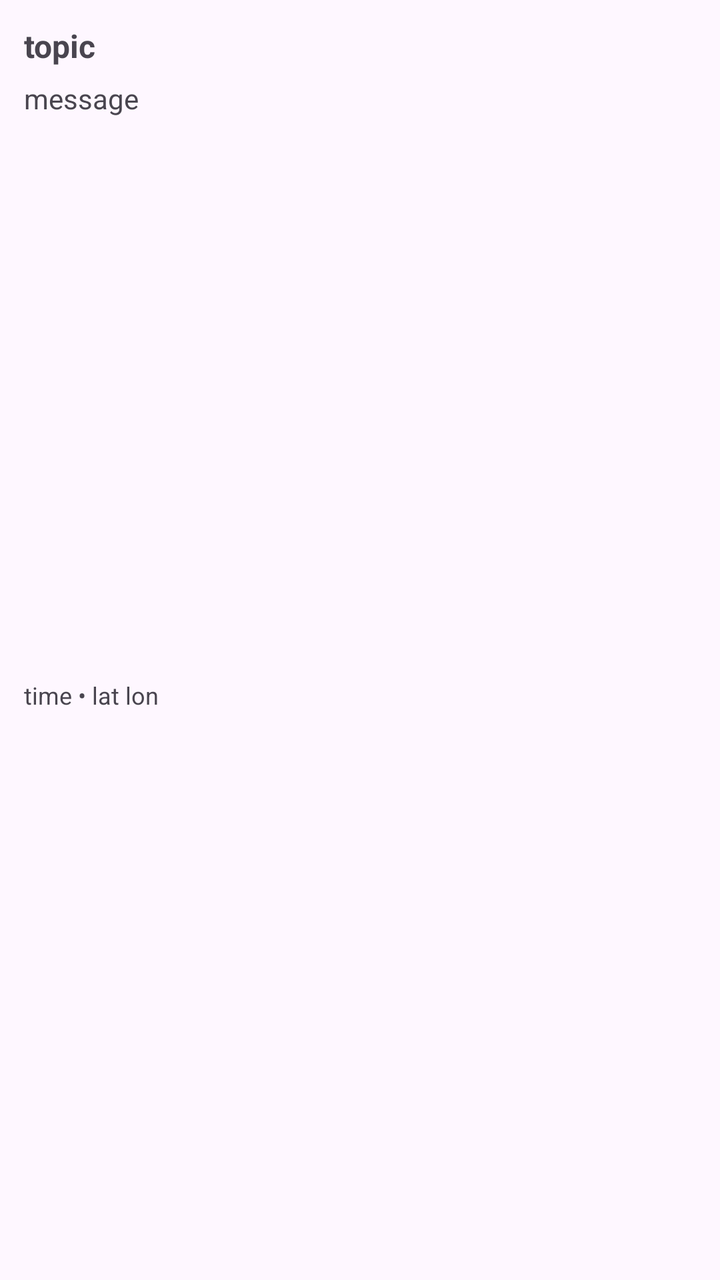
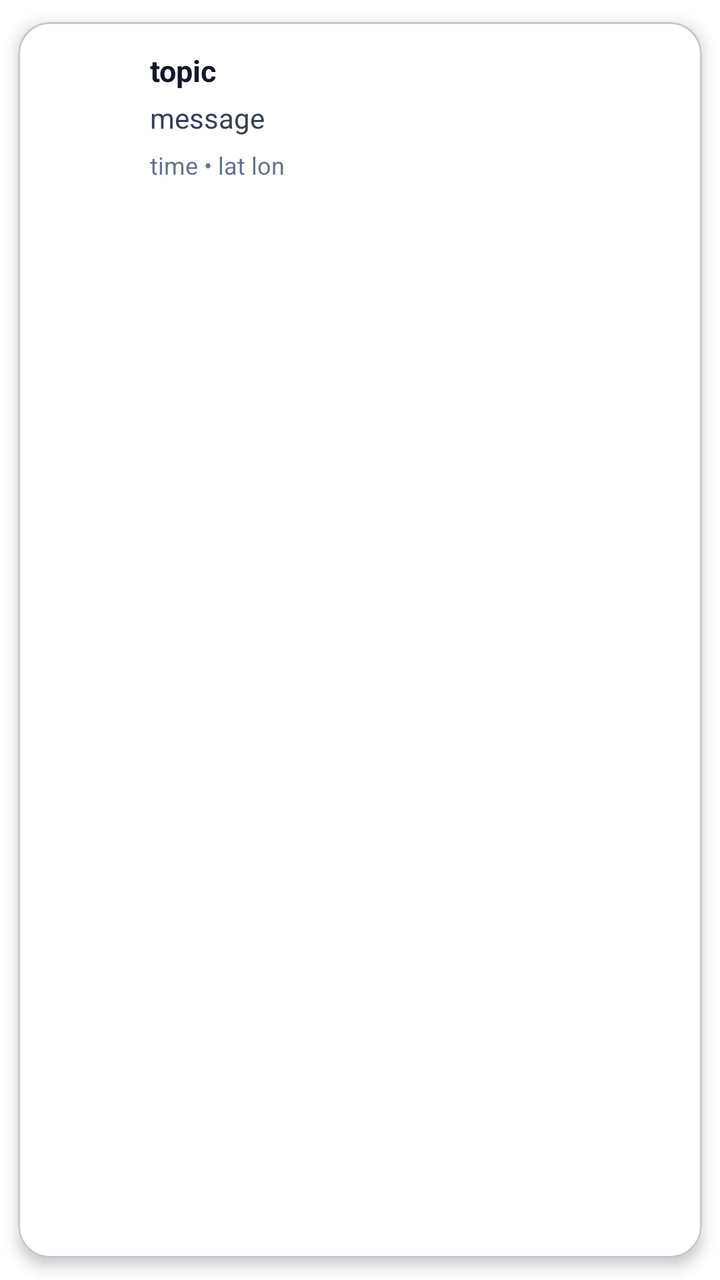

Screens rendered from an Android XML layout before and after an edit, with the pre-edit source and the edit as a unified diff.
<!-- AndroidManifest.xml: application theme Theme.Wind -->
<!-- res/layout/recycler_view_row_event.xml -->
<?xml version="1.0" encoding="utf-8"?>
<androidx.constraintlayout.widget.ConstraintLayout
    xmlns:android="http://schemas.android.com/apk/res/android"
    xmlns:app="http://schemas.android.com/apk/res-auto"
    android:layout_width="match_parent"
    android:layout_height="wrap_content"
    android:padding="12dp">

    <TextView
        android:id="@+id/tvTopic"
        android:layout_width="0dp"
        android:layout_height="wrap_content"
        android:text="topic"
        android:textStyle="bold"
        android:textSize="16sp"
        app:layout_constraintTop_toTopOf="parent"
        app:layout_constraintStart_toStartOf="parent"
        app:layout_constraintEnd_toEndOf="parent"/>

    <TextView
        android:id="@+id/tvMessage"
        android:layout_width="0dp"
        android:layout_height="wrap_content"
        android:text="message"
        android:layout_marginTop="6dp"
        app:layout_constraintTop_toBottomOf="@id/tvTopic"
        app:layout_constraintStart_toStartOf="parent"
        app:layout_constraintEnd_toEndOf="parent"/>

    <TextView
        android:id="@+id/tvMeta"
        android:layout_width="0dp"
        android:layout_height="wrap_content"
        android:text="time • lat lon"
        android:layout_marginTop="8dp"
        android:textSize="12sp"
        app:layout_constraintTop_toBottomOf="@id/tvMessage"
        app:layout_constraintStart_toStartOf="parent"
        app:layout_constraintEnd_toEndOf="parent"
        app:layout_constraintBottom_toBottomOf="parent"/>

</androidx.constraintlayout.widget.ConstraintLayout>
<!-- resources referenced by this layout -->
<resources>
  <style name="Theme.Wind" parent="Base.Theme.Wind" />
  <style name="Base.Theme.Wind" parent="Theme.Material3.DayNight.NoActionBar">
          
          
      </style>
</resources>

<!-- the commit's change to res/layout/recycler_view_row_event.xml (unified diff, before → after) -->
@@ -1,42 +1,68 @@
 <?xml version="1.0" encoding="utf-8"?>
-<androidx.constraintlayout.widget.ConstraintLayout
+<com.google.android.material.card.MaterialCardView
     xmlns:android="http://schemas.android.com/apk/res/android"
     xmlns:app="http://schemas.android.com/apk/res-auto"
     android:layout_width="match_parent"
     android:layout_height="wrap_content"
-    android:padding="12dp">
+    android:layout_marginVertical="6dp"
+    android:layout_marginHorizontal="12dp"
+    app:cardCornerRadius="16dp"
+    app:cardElevation="4dp"
+    app:cardUseCompatPadding="true"
+    app:cardBackgroundColor="@color/card_bg">
 
-    <TextView
-        android:id="@+id/tvTopic"
-        android:layout_width="0dp"
+    <androidx.constraintlayout.widget.ConstraintLayout
+        android:layout_width="match_parent"
         android:layout_height="wrap_content"
-        android:text="topic"
-        android:textStyle="bold"
-        android:textSize="16sp"
-        app:layout_constraintTop_toTopOf="parent"
-        app:layout_constraintStart_toStartOf="parent"
-        app:layout_constraintEnd_toEndOf="parent"/>
+        android:padding="14dp">
 
-    <TextView
-        android:id="@+id/tvMessage"
-        android:layout_width="0dp"
-        android:layout_height="wrap_content"
-        android:text="message"
-        android:layout_marginTop="6dp"
-        app:layout_constraintTop_toBottomOf="@id/tvTopic"
-        app:layout_constraintStart_toStartOf="parent"
-        app:layout_constraintEnd_toEndOf="parent"/>
+        <ImageView
+            android:id="@+id/imgType"
+            android:layout_width="40dp"
+            android:layout_height="40dp"
+            android:contentDescription="@null"
+            app:layout_constraintTop_toTopOf="parent"
+            app:layout_constraintBottom_toBottomOf="parent"
+            app:layout_constraintStart_toStartOf="parent"/>
 
-    <TextView
-        android:id="@+id/tvMeta"
-        android:layout_width="0dp"
-        android:layout_height="wrap_content"
-        android:text="time • lat lon"
-        android:layout_marginTop="8dp"
-        android:textSize="12sp"
-        app:layout_constraintTop_toBottomOf="@id/tvMessage"
-        app:layout_constraintStart_toStartOf="parent"
-        app:layout_constraintEnd_toEndOf="parent"
-        app:layout_constraintBottom_toBottomOf="parent"/>
+        <TextView
+            android:id="@+id/tvTopic"
+            android:layout_width="0dp"
+            android:layout_height="wrap_content"
+            android:text="topic"
+            android:textStyle="bold"
+            android:textSize="15sp"
+            android:textColor="@color/text_primary"
+            app:layout_constraintStart_toEndOf="@id/imgType"
+            app:layout_constraintTop_toTopOf="parent"
+            app:layout_constraintEnd_toEndOf="parent"
+            android:layout_marginStart="12dp"/>
 
-</androidx.constraintlayout.widget.ConstraintLayout>
+        <TextView
+            android:id="@+id/tvMessage"
+            android:layout_width="0dp"
+            android:layout_height="wrap_content"
+            android:text="message"
+            android:textSize="14sp"
+            android:textColor="@color/text_secondary"
+            android:layout_marginTop="4dp"
+            app:layout_constraintTop_toBottomOf="@id/tvTopic"
+            app:layout_constraintStart_toStartOf="@id/tvTopic"
+            app:layout_constraintEnd_toEndOf="parent"/>
+
+        <TextView
+            android:id="@+id/tvMeta"
+            android:layout_width="0dp"
+            android:layout_height="wrap_content"
+            android:text="time • lat lon"
+            android:textSize="12sp"
+            android:textColor="@color/text_hint"
+            android:layout_marginTop="6dp"
+            app:layout_constraintTop_toBottomOf="@id/tvMessage"
+            app:layout_constraintStart_toStartOf="@id/tvTopic"
+            app:layout_constraintEnd_toEndOf="parent"
+            app:layout_constraintBottom_toBottomOf="parent"/>
+
+    </androidx.constraintlayout.widget.ConstraintLayout>
+
+</com.google.android.material.card.MaterialCardView>
<!-- resource entries referenced after the edit -->
@@ -1,9 +1,29 @@
 <!-- resources referenced by this layout -->
 <resources>
-  <style name="Theme.Wind" parent="Base.Theme.Wind" />
-  <style name="Base.Theme.Wind" parent="Theme.Material3.DayNight.NoActionBar">
-          
-          
+  <color name="card_bg">#FFFFFF</color>
+  <color name="text_hint">#64748B</color>
+  <color name="text_primary">#0F172A</color>
+  <color name="text_secondary">#334155</color>
+  <style name="Theme.Wind" parent="Theme.Material3.DayNight.NoActionBar">
+  
+          <item name="colorPrimary">@color/colorPrimary</item>
+          <item name="colorOnPrimary">@color/colorBackground</item>
+  
+          <item name="colorSecondary">@color/colorAccent</item>
+          <item name="colorOnSecondary">@color/colorBackground</item>
+  
+          <item name="android:colorBackground">@color/colorBackground</item>
+          <item name="colorSurface">@color/colorSurface</item>
+  
+          <item name="android:textColorPrimary">@color/colorTextPrimary</item>
+          <item name="android:textColorSecondary">@color/colorTextSecondary</item>
+  
       </style>
+  <color name="colorPrimary">#38BDF8</color>
+  <color name="colorBackground">#FFFFFF</color>
+  <color name="colorAccent">#22C55E</color>
+  <color name="colorSurface">#F8FAFC</color>
+  <color name="colorTextPrimary">#0F172A</color>
+  <color name="colorTextSecondary">#475569</color>
 </resources>
 
